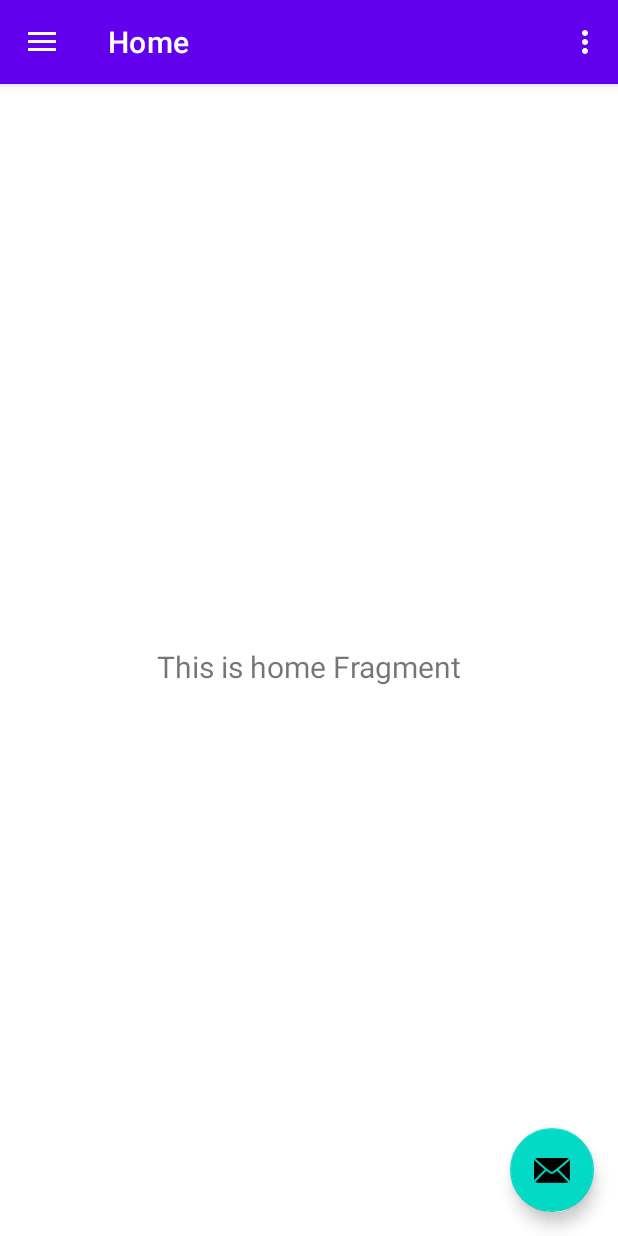
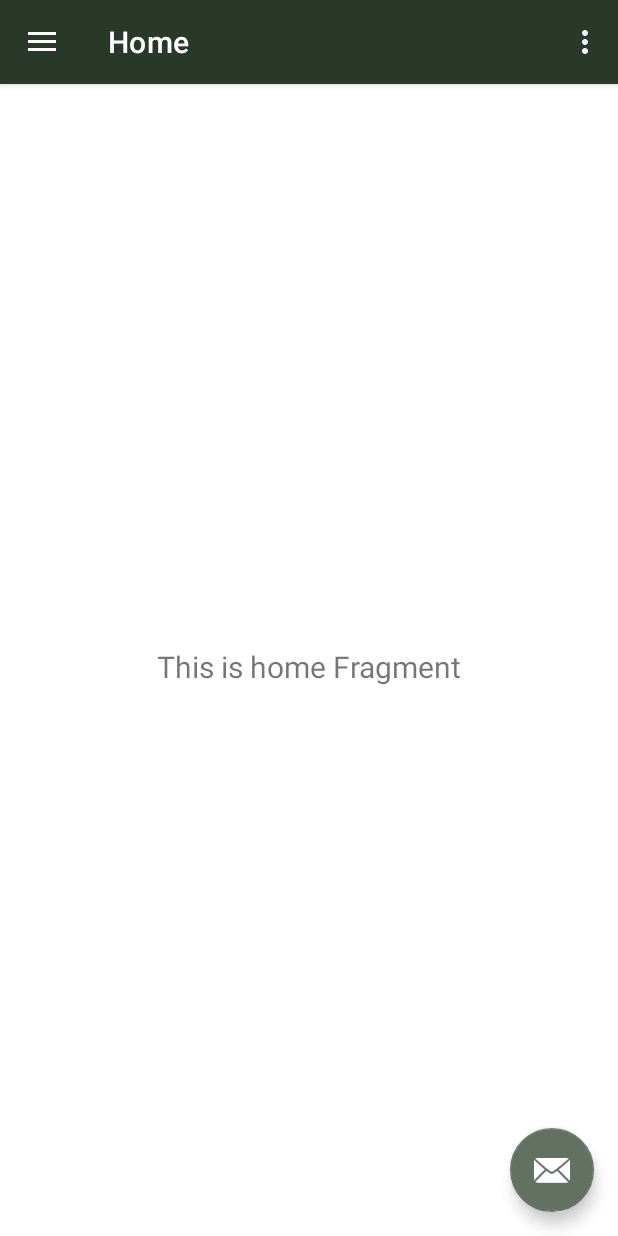
Before and after one commit to hall361/AsistenteBotanico, an Android app: the screen it shows after launch (MainActivity), on a phone screen of 412 x 824 dp. Run offline under Robolectric (Android 15) with nearby library versions, the phone set to English and light mode, and no system bars; our stand-ins replace navigation-ui.

Commit message:
The navigation menu has been configured.
- The color palette has been configured.
- A dark and light theme has been set for the application.
- Icons have been created for the navigation menu.
- The navigation offered by the menu has been configured.

```diff
--- a/app/src/main/java/com/poli/botanicalassistant/MainActivity.kt
+++ b/app/src/main/java/com/poli/botanicalassistant/MainActivity.kt
@@ -38,7 +38,7 @@ class MainActivity : AppCompatActivity() {
         // menu should be considered as top level destinations.
         appBarConfiguration = AppBarConfiguration(
             setOf(
-                R.id.nav_home, R.id.nav_gallery, R.id.nav_slideshow
+                R.id.nav_home, R.id.nav_gallery, R.id.nav_tutorial, R.id.nav_blogs
             ), drawerLayout
         )
         setupActionBarWithNavController(navController, appBarConfiguration)
--- a/app/src/main/java/com/poli/botanicalassistant/ui/slideshow/SlideshowViewModel.kt
+++ b/app/src/main/java/com/poli/botanicalassistant/ui/slideshow/SlideshowViewModel.kt
@@ -7,7 +7,7 @@ import androidx.lifecycle.ViewModel
 class SlideshowViewModel : ViewModel() {
 
     private val _text = MutableLiveData<String>().apply {
-        value = "This is slideshow Fragment"
+        value = "This is tutorials/blogs Fragment"
     }
     val text: LiveData<String> = _text
 }
--- /dev/null
+++ b/app/src/main/res/drawable/ic_menu_article.xml
@@ -0,0 +1,5 @@
+<vector xmlns:android="http://schemas.android.com/apk/res/android" android:autoMirrored="true" android:height="24dp" android:tint="#000000" android:viewportHeight="24" android:viewportWidth="24" android:width="24dp">
+
+    <path android:fillColor="@android:color/white" android:pathData="M19,3L5,3c-1.1,0 -2,0.9 -2,2v14c0,1.1 0.9,2 2,2h14c1.1,0 2,-0.9 2,-2L21,5c0,-1.1 -0.9,-2 -2,-2zM14,17L7,17v-2h7v2zM17,13L7,13v-2h10v2zM17,9L7,9L7,7h10v2z"/>
+
+</vector>
--- /dev/null
+++ b/app/src/main/res/drawable/ic_menu_home.xml
@@ -0,0 +1,5 @@
+<vector xmlns:android="http://schemas.android.com/apk/res/android" android:height="24dp" android:tint="#000000" android:viewportHeight="24" android:viewportWidth="24" android:width="24dp">
+
+    <path android:fillColor="@android:color/white" android:pathData="M10,20v-6h4v6h5v-8h3L12,3 2,12h3v8z"/>
+
+</vector>
--- a/app/src/main/res/drawable/side_nav_bar.xml
+++ b/app/src/main/res/drawable/side_nav_bar.xml
@@ -2,8 +2,8 @@
     android:shape="rectangle">
     <gradient
         android:angle="135"
-        android:centerColor="#009688"
-        android:endColor="#00695C"
-        android:startColor="#4DB6AC"
+        android:centerColor="#4A594A"
+        android:endColor="#293829"
+        android:startColor="#627162"
         android:type="linear" />
 </shape>
--- a/app/src/main/res/menu/activity_main_drawer.xml
+++ b/app/src/main/res/menu/activity_main_drawer.xml
@@ -6,15 +6,20 @@
     <group android:checkableBehavior="single">
         <item
             android:id="@+id/nav_home"
-            android:icon="@drawable/ic_menu_camera"
+            android:icon="@drawable/ic_menu_home"
             android:title="@string/menu_home" />
         <item
             android:id="@+id/nav_gallery"
             android:icon="@drawable/ic_menu_gallery"
             android:title="@string/menu_gallery" />
         <item
-            android:id="@+id/nav_slideshow"
+            android:id="@+id/nav_tutorial"
             android:icon="@drawable/ic_menu_slideshow"
-            android:title="@string/menu_slideshow" />
+            android:title="@string/menu_tutorials" />
+
+        <item
+            android:id="@+id/nav_blogs"
+            android:icon="@drawable/ic_menu_article"
+            android:title="@string/menu_blogs" />
     </group>
 </menu>
--- a/app/src/main/res/navigation/mobile_navigation.xml
+++ b/app/src/main/res/navigation/mobile_navigation.xml
@@ -18,8 +18,14 @@
         tools:layout="@layout/fragment_gallery" />
 
     <fragment
-        android:id="@+id/nav_slideshow"
+        android:id="@+id/nav_tutorial"
         android:name="com.poli.botanicalassistant.ui.slideshow.SlideshowFragment"
-        android:label="@string/menu_slideshow"
+        android:label="@string/menu_tutorials"
+        tools:layout="@layout/fragment_slideshow" />
+
+    <fragment
+        android:id="@+id/nav_blogs"
+        android:name="com.poli.botanicalassistant.ui.slideshow.SlideshowFragment"
+        android:label="@string/menu_blogs"
         tools:layout="@layout/fragment_slideshow" />
 </navigation>
--- /dev/null
+++ b/app/src/main/res/values-night/colors.xml
@@ -0,0 +1,17 @@
+<?xml version="1.0" encoding="utf-8"?>
+<resources>
+    <color name="primary_color">#AEB7AE</color>
+    <color name="primary_variant_color">#4A594A</color>
+    <color name="on_primary_color">#293829</color>
+    <color name="primary_container_color">#4A594A</color>
+    <color name="on_primary_container_color">#E1E3E1</color>
+    <color name="secondary_color">#8A948A</color>
+    <color name="secondary_variant_color">#4A594A</color>
+    <color name="on_secondary_color">#293829</color>
+    <color name="background_color">#121212</color>
+    <color name="on_background_color">#E1E3E1</color>
+    <color name="surface_color">#1E1E1E</color>
+    <color name="on_surface_color">#E1E3E1</color>
+    <color name="error_color">#CF6679</color>
+    <color name="on_error_color">#1E1E1E</color>
+</resources>
--- a/app/src/main/res/values-night/themes.xml
+++ b/app/src/main/res/values-night/themes.xml
@@ -2,15 +2,19 @@
     <!-- Base application theme. -->
     <style name="Theme.BotanicalAssistant" parent="Theme.MaterialComponents.DayNight.DarkActionBar">
         <!-- Primary brand color. -->
-        <item name="colorPrimary">@color/purple_200</item>
-        <item name="colorPrimaryVariant">@color/purple_700</item>
-        <item name="colorOnPrimary">@color/black</item>
+        <item name="colorPrimary">@color/primary_color</item>
+        <item name="colorPrimaryVariant">@color/primary_variant_color</item>
+        <item name="colorOnPrimary">@color/on_primary_color</item>
         <!-- Secondary brand color. -->
-        <item name="colorSecondary">@color/teal_200</item>
-        <item name="colorSecondaryVariant">@color/teal_200</item>
-        <item name="colorOnSecondary">@color/black</item>
+        <item name="colorSecondary">@color/secondary_color</item>
+        <item name="colorSecondaryVariant">@color/secondary_variant_color</item>
+        <item name="colorOnSecondary">@color/on_secondary_color</item>
         <!-- Status bar color. -->
         <item name="android:statusBarColor">?attr/colorPrimaryVariant</item>
         <!-- Customize your theme here. -->
+
+        <!-- Colors to menu navigation -->
+        <item name="colorControlNormal">@color/primary_color</item>
+        <item name="colorControlActivated">@color/primary_color</item>
     </style>
 </resources>
--- a/app/src/main/res/values/colors.xml
+++ b/app/src/main/res/values/colors.xml
@@ -1,10 +1,17 @@
 <?xml version="1.0" encoding="utf-8"?>
 <resources>
-    <color name="purple_200">#FFBB86FC</color>
-    <color name="purple_500">#FF6200EE</color>
-    <color name="purple_700">#FF3700B3</color>
-    <color name="teal_200">#FF03DAC5</color>
-    <color name="teal_700">#FF018786</color>
-    <color name="black">#FF000000</color>
-    <color name="white">#FFFFFFFF</color>
+    <color name="primary_color">#293829</color>
+    <color name="primary_variant_color">#4A594A</color>
+    <color name="on_primary_color">#FFFFFF</color>
+    <color name="primary_container_color">#4A594A</color>
+    <color name="on_primary_container_color">#DDE0DD</color>
+    <color name="secondary_color">#627162</color>
+    <color name="secondary_variant_color">#4A594A</color>
+    <color name="on_secondary_color">#FFFFFF</color>
+    <color name="background_color">#F5F5F5</color>
+    <color name="on_background_color">#293829</color>
+    <color name="surface_color">#FFFFFF</color>
+    <color name="on_surface_color">#293829</color>
+    <color name="error_color">#B3261E</color>
+    <color name="on_error_color">#FFFFFF</color>
 </resources>
--- a/app/src/main/res/values/strings.xml
+++ b/app/src/main/res/values/strings.xml
@@ -2,12 +2,14 @@
     <string name="app_name">BotanicalAssistant</string>
     <string name="navigation_drawer_open">Open navigation drawer</string>
     <string name="navigation_drawer_close">Close navigation drawer</string>
-    <string name="nav_header_title">Android Studio</string>
-    <string name="nav_header_subtitle">android.studio@android.com</string>
+    <string name="nav_header_title">Botanical assistant</string>
+    <string name="nav_header_subtitle">by HPM - 07 group</string>
     <string name="nav_header_desc">Navigation header</string>
     <string name="action_settings">Settings</string>
 
     <string name="menu_home">Home</string>
     <string name="menu_gallery">Gallery</string>
     <string name="menu_slideshow">Slideshow</string>
+    <string name="menu_tutorials">Tutorials</string>
+    <string name="menu_blogs">Blogs</string>
 </resources>
--- a/app/src/main/res/values/themes.xml
+++ b/app/src/main/res/values/themes.xml
@@ -2,16 +2,20 @@
     <!-- Base application theme. -->
     <style name="Theme.BotanicalAssistant" parent="Theme.MaterialComponents.DayNight.DarkActionBar">
         <!-- Primary brand color. -->
-        <item name="colorPrimary">@color/purple_500</item>
-        <item name="colorPrimaryVariant">@color/purple_700</item>
-        <item name="colorOnPrimary">@color/white</item>
+        <item name="colorPrimary">@color/primary_color</item>
+        <item name="colorPrimaryVariant">@color/primary_variant_color</item>
+        <item name="colorOnPrimary">@color/on_primary_color</item>
         <!-- Secondary brand color. -->
-        <item name="colorSecondary">@color/teal_200</item>
-        <item name="colorSecondaryVariant">@color/teal_700</item>
-        <item name="colorOnSecondary">@color/black</item>
+        <item name="colorSecondary">@color/secondary_color</item>
+        <item name="colorSecondaryVariant">@color/secondary_variant_color</item>
+        <item name="colorOnSecondary">@color/on_secondary_color</item>
         <!-- Status bar color. -->
         <item name="android:statusBarColor">?attr/colorPrimaryVariant</item>
         <!-- Customize your theme here. -->
+
+        <!-- Colors to menu navigation -->
+        <item name="colorControlNormal">@color/primary_color</item>
+        <item name="colorControlActivated">@color/primary_color</item>
     </style>
 
     <style name="Theme.BotanicalAssistant.NoActionBar">
```
Also changed, not shown: 2 other files.
